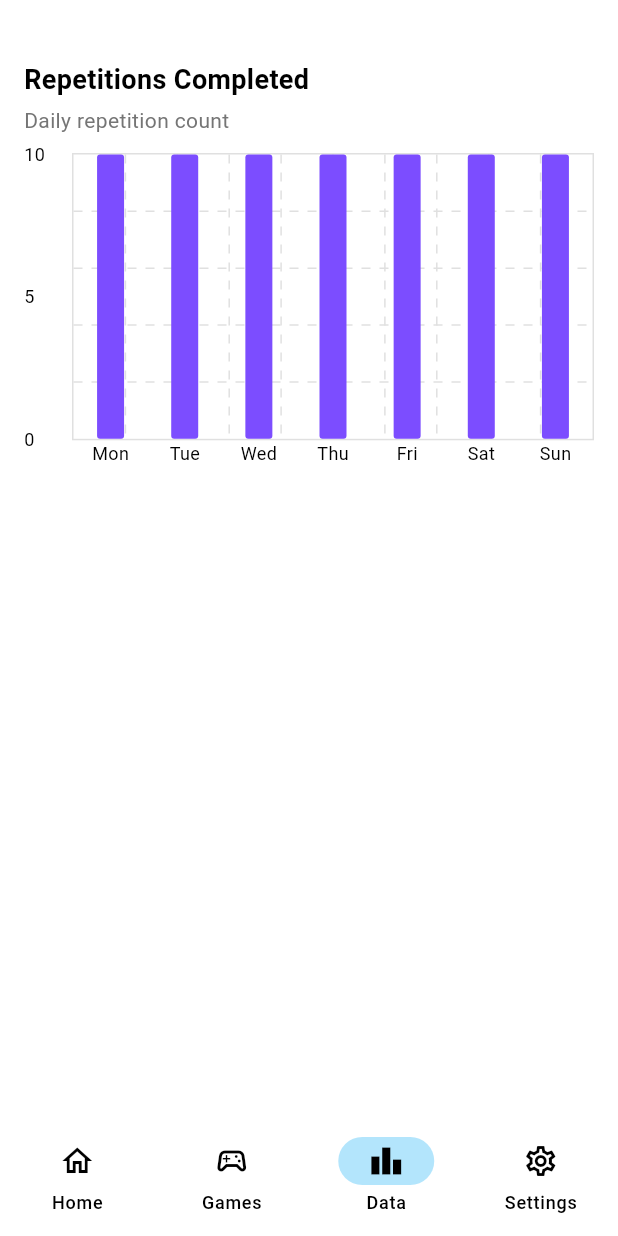
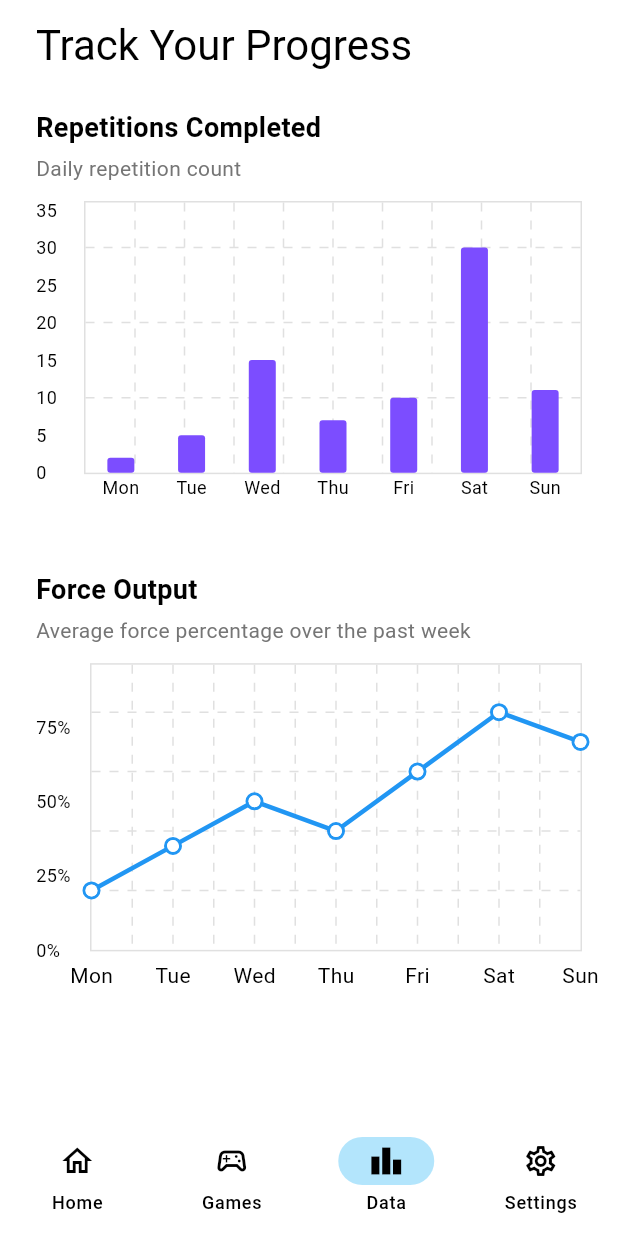
Before and after one commit to UBC-BEST/M2M-App, a Flutter app: the NavigationShell screen opened directly, item 3 of the bottom bar chosen, on a phone screen of 412 x 824 dp. Run offline on Flutter 3.47's test engine with Material 3 defaults, Android fonts, the phone set to English and light mode, and no system bars; drawn by our look-alikes of fl_chart; our stand-ins replace flutter_dotenv, flutter_secure_storage, shared_preferences; accounts and stored records are empty.

Commit message:
Updated for dynamic y axis, added line graph, line and bar displayed in stats page with fake data

```diff
--- a/frontend/lib/features/stats/presentation/bar_chart.dart
+++ b/frontend/lib/features/stats/presentation/bar_chart.dart
@@ -5,14 +5,18 @@ class RepsCompletedBarChart extends StatelessWidget {
   const RepsCompletedBarChart({
     super.key,
     required this.reps, // 7 values, Mon..Sun
-    this.maxY = 20,
   });
 
   final List<int> reps;
-  final double maxY;
 
   @override
   Widget build(BuildContext context) {
+    assert(reps.length == 7, 'Expected 7 values for reps (Mon..Sun)');
+
+    final maxValue = reps.reduce((a, b) => a > b ? a : b);
+    final computedMaxY = maxValue *
+        1.2; // Add 20% headroom for better visualization (so bar does not exceed graph)
+
     return Column(crossAxisAlignment: CrossAxisAlignment.start, children: [
       const Text('Repetitions Completed',
           style: TextStyle(fontSize: 18, fontWeight: FontWeight.bold)),
@@ -26,7 +30,7 @@ class RepsCompletedBarChart extends StatelessWidget {
             BarChartData(
               alignment: BarChartAlignment.spaceAround,
               minY: 0,
-              maxY: 10,
+              maxY: computedMaxY,
 
               // Add grid lines
               gridData: FlGridData(
--- a/frontend/lib/features/stats/presentation/line_chart.dart
+++ b/frontend/lib/features/stats/presentation/line_chart.dart
@@ -0,0 +1,127 @@
+import 'package:fl_chart/fl_chart.dart';
+import 'package:flutter/material.dart';
+
+class ForceOutputLineChart extends StatelessWidget {
+  const ForceOutputLineChart({
+    super.key,
+    required this.lineData, // 7 values, Mon..Sun
+  });
+
+  final List<double> lineData;
+
+  @override
+  Widget build(BuildContext context) {
+    assert(lineData.length == 7, 'Expected 7 values for lineData (Mon..Sun)');
+
+    final maxValue = lineData.reduce((a, b) => a > b ? a : b);
+    final computedMaxY = maxValue *
+        1.2; // Add 20% headroom for better visualization (so line does not exceed graph)
+
+    return Column(crossAxisAlignment: CrossAxisAlignment.start, children: [
+      const Text('Force Output',
+          style: TextStyle(fontSize: 18, fontWeight: FontWeight.bold)),
+      const SizedBox(height: 4),
+      Text('Average force percentage over the past week',
+          style: TextStyle(fontSize: 14, color: Colors.grey[600])),
+      const SizedBox(height: 12),
+      AspectRatio(
+          aspectRatio: 1.7,
+          child: LineChart(
+            LineChartData(
+                minY: 0,
+                minX: 0,
+                maxY: computedMaxY,
+                maxX: 6,
+
+                // Grid lines
+                gridData: FlGridData(
+                  show: true,
+                  drawVerticalLine: true,
+                  drawHorizontalLine: true,
+                  getDrawingHorizontalLine: (value) => FlLine(
+                    color: Colors.grey.shade300,
+                    strokeWidth: 1,
+                    dashArray: [6, 6],
+                  ),
+                  getDrawingVerticalLine: (value) => FlLine(
+                    color: Colors.grey.shade300,
+                    strokeWidth: 1,
+                    dashArray: [6, 6],
+                  ),
+                ),
+
+                // Axes borders
+                borderData: FlBorderData(
+                  show: true,
+                  border: Border.all(color: Colors.grey.shade300, width: 1),
+                ),
+
+                // Titles for axes
+                titlesData: FlTitlesData(
+                  topTitles: const AxisTitles(
+                      sideTitles: SideTitles(showTitles: false)),
+                  rightTitles: const AxisTitles(
+                      sideTitles: SideTitles(showTitles: false)),
+                  leftTitles: AxisTitles(
+                    sideTitles: SideTitles(
+                      showTitles: true,
+                      interval: 25,
+                      reservedSize: 36,
+                      getTitlesWidget: (value, meta) {
+                        if (value % 25 != 0) return const SizedBox.shrink();
+                        return Text('${value.toInt()}%',
+                            style: const TextStyle(fontSize: 12));
+                      },
+                    ),
+                  ),
+                  bottomTitles: AxisTitles(
+                    sideTitles: SideTitles(
+                      showTitles: true,
+                      interval: 1,
+                      getTitlesWidget: (value, meta) {
+                        const days = [
+                          'Mon',
+                          'Tue',
+                          'Wed',
+                          'Thu',
+                          'Fri',
+                          'Sat',
+                          'Sun'
+                        ];
+
+                        final i = value.toInt();
+                        if (i < 0 || i >= days.length) {
+                          return const SizedBox.shrink();
+                        }
+                        return Padding(
+                            padding: const EdgeInsets.only(top: 6),
+                            child: Text(days[i]));
+                      },
+                    ),
+                  ),
+                ),
+                lineBarsData: [
+                  LineChartBarData(
+                    spots: List.generate(lineData.length,
+                        (index) => FlSpot(index.toDouble(), lineData[index])),
+                    isCurved: false,
+                    barWidth: 3,
+                    color: Colors.blue,
+
+                    // Circle markers with white inside
+                    dotData: FlDotData(
+                        show: true,
+                        getDotPainter: (spot, percent, barData, index) {
+                          return FlDotCirclePainter(
+                            radius: 4,
+                            color: Colors.white,
+                            strokeWidth: 2,
+                            strokeColor: Colors.blue,
+                          );
+                        }),
+                  ),
+                ]),
+          )),
+    ]);
+  }
+}
--- a/frontend/lib/features/stats/presentation/stats_page.dart
+++ b/frontend/lib/features/stats/presentation/stats_page.dart
@@ -3,6 +3,7 @@ import 'package:m2m/l10n/app_localizations.dart';
 
 // Importing bar chart and line chart widgets
 import 'bar_chart.dart';
+import 'line_chart.dart';
 
 class StatsPage extends StatelessWidget {
   const StatsPage({super.key});
@@ -13,32 +14,36 @@ class StatsPage extends StatelessWidget {
     final theme = Theme.of(context);
 
     // Sample data for charts (replace with real data)
-    final weeklyReps = [10, 15, 20, 25, 30, 35, 40];
+    final samplebarData = [2, 5, 15, 7, 10, 30, 11];
+    final sampleLineData = [20.0, 35.0, 50.0, 40.0, 60.0, 80.0, 70.0];
 
-    return Card(
-      shadowColor: Colors.transparent,
-      margin: const EdgeInsets.all(0),
-      child: SizedBox.expand(
-        child: SafeArea(
-            child: SingleChildScrollView(
-          padding: const EdgeInsets.all(16),
+    return Scaffold(
+      /*appBar: AppBar(
+        title: Text(localizations.statsPageTitle),
+        backgroundColor: Colors.white,
+        centerTitle: true,
+      ), */
+      body: SafeArea(
+        child: SingleChildScrollView(
+          padding: const EdgeInsets.symmetric(horizontal: 24.0, vertical: 12.0),
           child: Column(
             crossAxisAlignment: CrossAxisAlignment.start,
             children: [
-              // Text(localizations.statsPageTitle, style: theme.textTheme.headlineMedium),
+              Text(localizations.statsPageTitle,
+                  style: theme.textTheme.headlineMedium),
 
               const SizedBox(height: 24),
 
               // Bar chart for repetitions
-              RepsCompletedBarChart(reps: weeklyReps),
+              RepsCompletedBarChart(reps: samplebarData),
 
               const SizedBox(height: 32),
 
               // Line chart for progress
-              // LineChartSample(lineData: sampleLineData),
+              ForceOutputLineChart(lineData: sampleLineData),
             ],
           ),
-        )),
+        ),
       ),
     );
   }
--- a/frontend/lib/l10n/app_localizations.dart
+++ b/frontend/lib/l10n/app_localizations.dart
@@ -61,7 +61,8 @@ import 'app_localizations_en.dart';
 /// be consistent with the languages listed in the AppLocalizations.supportedLocales
 /// property.
 abstract class AppLocalizations {
-  AppLocalizations(String locale) : localeName = intl.Intl.canonicalizedLocale(locale.toString());
+  AppLocalizations(String locale)
+      : localeName = intl.Intl.canonicalizedLocale(locale.toString());
 
   final String localeName;
 
@@ -69,7 +70,8 @@ abstract class AppLocalizations {
     return Localizations.of<AppLocalizations>(context, AppLocalizations);
   }
 
-  static const LocalizationsDelegate<AppLocalizations> delegate = _AppLocalizationsDelegate();
+  static const LocalizationsDelegate<AppLocalizations> delegate =
+      _AppLocalizationsDelegate();
 
   /// A list of this localizations delegate along with the default localizations
   /// delegates.
@@ -81,7 +83,8 @@ abstract class AppLocalizations {
   /// Additional delegates can be added by appending to this list in
   /// MaterialApp. This list does not have to be used at all if a custom list
   /// of delegates is preferred or required.
-  static const List<LocalizationsDelegate<dynamic>> localizationsDelegates = <LocalizationsDelegate<dynamic>>[
+  static const List<LocalizationsDelegate<dynamic>> localizationsDelegates =
+      <LocalizationsDelegate<dynamic>>[
     delegate,
     GlobalMaterialLocalizations.delegate,
     GlobalCupertinoLocalizations.delegate,
@@ -89,9 +92,7 @@ abstract class AppLocalizations {
   ];
 
   /// A list of this localizations delegate's supported locales.
-  static const List<Locale> supportedLocales = <Locale>[
-    Locale('en')
-  ];
+  static const List<Locale> supportedLocales = <Locale>[Locale('en')];
 
   /// No description provided for @title.
   ///
@@ -399,11 +400,11 @@ abstract class AppLocalizations {
   /// **'Valorant'**
   String get gameValorant;
 
-  /// No description provided for @statsPagePlaceholder.
+  /// No description provided for @statsPageTitle.
   ///
   /// In en, this message translates to:
-  /// **'Stats coming soon'**
-  String get statsPagePlaceholder;
+  /// **'Track Your Progress'**
+  String get statsPageTitle;
 
   /// No description provided for @trainingSelectionTitle.
   ///
@@ -550,7 +551,8 @@ abstract class AppLocalizations {
   String get onboardingProgressDescription;
 }
 
-class _AppLocalizationsDelegate extends LocalizationsDelegate<AppLocalizations> {
+class _AppLocalizationsDelegate
+    extends LocalizationsDelegate<AppLocalizations> {
   const _AppLocalizationsDelegate();
 
   @override
@@ -559,24 +561,23 @@ class _AppLocalizationsDelegate extends LocalizationsDelegate<AppLocalizations>
   }
 
   @override
-  bool isSupported(Locale locale) => <String>['en'].contains(locale.languageCode);
+  bool isSupported(Locale locale) =>
+      <String>['en'].contains(locale.languageCode);
 
   @override
   bool shouldReload(_AppLocalizationsDelegate old) => false;
 }
 
 AppLocalizations lookupAppLocalizations(Locale locale) {
-
-
   // Lookup logic when only language code is specified.
   switch (locale.languageCode) {
-    case 'en': return AppLocalizationsEn();
+    case 'en':
+      return AppLocalizationsEn();
   }
 
   throw FlutterError(
-    'AppLocalizations.delegate failed to load unsupported locale "$locale". This is likely '
-    'an issue with the localizations generation tool. Please file an issue '
-    'on GitHub with a reproducible sample app and the gen-l10n configuration '
-    'that was used.'
-  );
+      'AppLocalizations.delegate failed to load unsupported locale "$locale". This is likely '
+      'an issue with the localizations generation tool. Please file an issue '
+      'on GitHub with a reproducible sample app and the gen-l10n configuration '
+      'that was used.');
 }
--- a/frontend/lib/l10n/app_localizations_en.dart
+++ b/frontend/lib/l10n/app_localizations_en.dart
@@ -72,7 +72,8 @@ class AppLocalizationsEn extends AppLocalizations {
   String get enableFaceIdTitle => 'Enable Face ID?';
 
   @override
-  String get enableFaceIdDescription => 'Would you like to enable Face ID for easier logins in the future?';
+  String get enableFaceIdDescription =>
+      'Would you like to enable Face ID for easier logins in the future?';
 
   @override
   String get noButtonLabel => 'No';
@@ -162,7 +163,7 @@ class AppLocalizationsEn extends AppLocalizations {
   String get gameValorant => 'Valorant';
 
   @override
-  String get statsPagePlaceholder => 'Stats coming soon';
+  String get statsPageTitle => 'Track Your Progress';
 
   @override
   String get trainingSelectionTitle => 'Training Selection';
@@ -195,7 +196,8 @@ class AppLocalizationsEn extends AppLocalizations {
   String get changeNameHeading => 'Change Name';
 
   @override
-  String get changeNameDescription => 'You can change your name every 90 days and username every 30 days.';
+  String get changeNameDescription =>
+      'You can change your name every 90 days and username every 30 days.';
 
   @override
   String get emailSettingsTitle => 'Email Settings';
@@ -222,17 +224,20 @@ class AppLocalizationsEn extends AppLocalizations {
   String get onboardingExerciseTitle => 'Complete exercises';
 
   @override
-  String get onboardingExerciseDescription => 'Work through guided routines built with your therapist.';
+  String get onboardingExerciseDescription =>
+      'Work through guided routines built with your therapist.';
 
   @override
   String get onboardingGamesTitle => 'Play interactive games';
 
   @override
-  String get onboardingGamesDescription => 'Stay engaged with motivating sessions tailored to your goals.';
+  String get onboardingGamesDescription =>
+      'Stay engaged with motivating sessions tailored to your goals.';
 
   @override
   String get onboardingProgressTitle => 'Track your progress';
 
   @override
-  String get onboardingProgressDescription => 'See improvements over time and celebrate every milestone.';
+  String get onboardingProgressDescription =>
+      'See improvements over time and celebrate every milestone.';
 }
```
Also changed, not shown: frontend/pubspec.lock.
